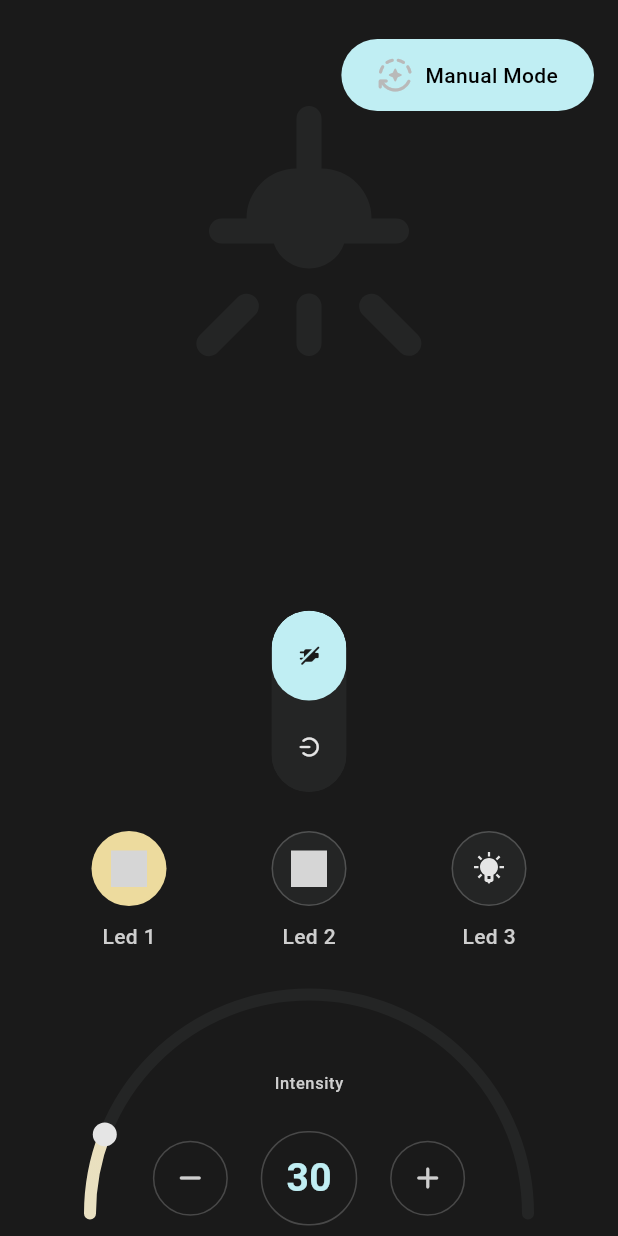
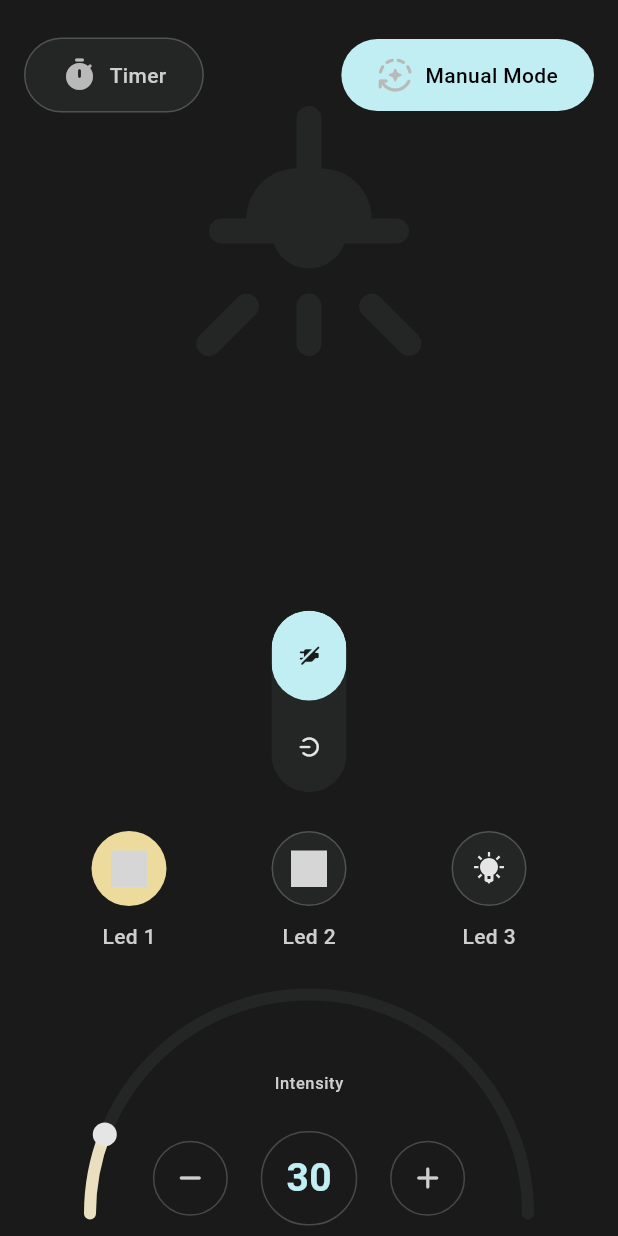
Before and after one commit to KenStarry/Flutter_IOT_Based_Smart_Lighting, a Flutter app: the screen it shows after launch, after a tap on "Manual Mode", on a phone screen of 412 x 824 dp. Run offline on Flutter 3.47's test engine with Material 3 defaults, Android fonts, the phone set to English and light mode, and no system bars; drawn by our look-alikes of sleek_circular_slider, toggle_switch; our stand-ins replace cloud_firestore, firebase_core, flutter_svg, get, slider_button; accounts and stored records are empty; grey boxes are pictures that could not be loaded.

Commit message:
Timer Isolates implementation

```diff
--- a/lib/feature_home/presentation/components/led_toggles_section.dart
+++ b/lib/feature_home/presentation/components/led_toggles_section.dart
@@ -29,10 +29,19 @@ class _LedTogglesSectionState extends State<LedTogglesSection> {
       height: 100,
       color: Colors.transparent,
       child: Row(
-        mainAxisAlignment: MainAxisAlignment.end,
+        mainAxisAlignment: MainAxisAlignment.spaceBetween,
         crossAxisAlignment: CrossAxisAlignment.center,
         children: [
           //  timer mode
+          Obx(
+                () => LedPill(
+                title: 'Timer',
+                icon: Icon(Icons.timer_rounded),
+                isActive: false,
+                onTap: () {
+
+                }),
+          ),
 
           //  manual mode
           Obx(
--- a/lib/feature_home/presentation/controller/home_controller.dart
+++ b/lib/feature_home/presentation/controller/home_controller.dart
@@ -3,6 +3,8 @@ import 'package:get/get.dart';
 
 class HomeController extends GetxController {
   final db = FirebaseFirestore.instance;
+
+  final currentDateTime = DateTime.now().obs;
 
   final manualMode = false.obs;
   final activeLed = "Led 1".obs;
@@ -61,6 +63,9 @@ class HomeController extends GetxController {
     });
   }
 
+  void updateCurrentDateTime({required DateTime date}) =>
+      currentDateTime.value = date;
+
   Future<void> updateDataonFirestore(
       {required String key, required dynamic value}) async {
     final nodeMCUDocument = db.collection('smart-document').doc('node');
--- a/lib/feature_home/presentation/home_page.dart
+++ b/lib/feature_home/presentation/home_page.dart
@@ -27,9 +27,6 @@ class _HomePageState extends State<HomePage> {
 
   @override
   Widget build(BuildContext context) {
-    final screenWidth = MediaQuery.of(context).size.width;
-    final screenHeight = MediaQuery.of(context).size.height;
-
     return AnnotatedRegion(
       value: SystemUiOverlayStyle(
           systemNavigationBarColor: Theme.of(context).scaffoldBackgroundColor,
--- a/lib/main.dart
+++ b/lib/main.dart
@@ -1,3 +1,5 @@
+import 'dart:isolate';
+
 import 'package:firebase_core/firebase_core.dart';
 import 'package:flutter/material.dart';
 import 'package:get/get.dart';
@@ -5,6 +7,9 @@ import 'package:smart_lighting/feature_home/di/controllers_di.dart';
 import 'package:smart_lighting/feature_home/presentation/home_page.dart';
 import 'package:smart_lighting/firebase_options.dart';
 import 'package:smart_lighting/theme/my_theme.dart';
+
+import 'core/timer_isolates.dart';
+import 'feature_home/presentation/controller/home_controller.dart';
 
 void main() async {
   WidgetsFlutterBinding.ensureInitialized();
@@ -15,8 +20,35 @@ void main() async {
   runApp(const MyApp());
 }
 
-class MyApp extends StatelessWidget {
+class MyApp extends StatefulWidget {
   const MyApp({super.key});
+
+  @override
+  State<MyApp> createState() => _MyAppState();
+}
+
+class _MyAppState extends State<MyApp> {
+  late final HomeController _homeController;
+
+  @override
+  void initState() {
+    super.initState();
+
+    _homeController = Get.find<HomeController>();
+
+    initializeTimerIsolate();
+  }
+
+  void initializeTimerIsolate() async {
+    final receivePort = ReceivePort();
+    await Isolate.spawn(trackCurrentTimeIsolate, receivePort.sendPort);
+
+    receivePort.listen((message) {
+      final currentDate = message as DateTime;
+
+      _homeController.updateCurrentDateTime(date: currentDate);
+    });
+  }
 
   @override
   Widget build(BuildContext context) {
```
Also changed, not shown: lib/core/timer_isolates.dart (added, +30 -0 lines).
